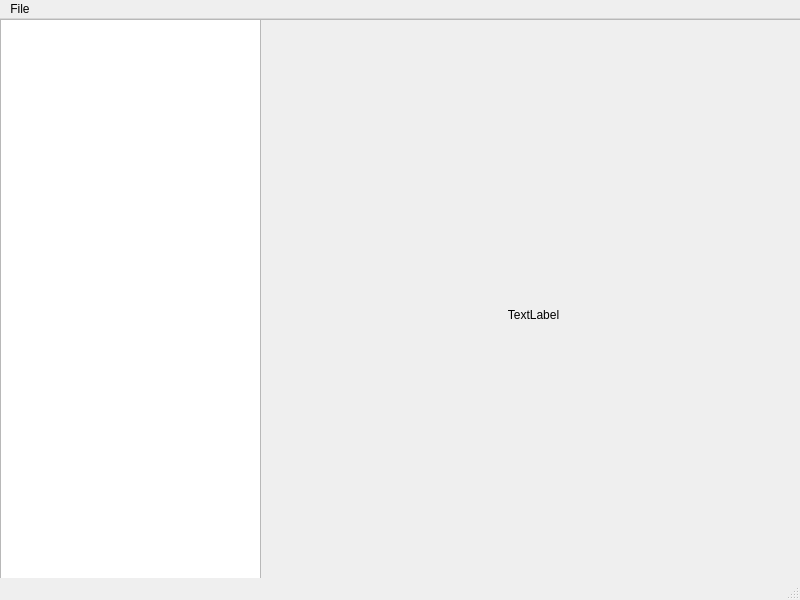
Before: the Qt Designer form src/windows/mainwindow.ui in fast-food-finder-associates/FastFoodFinder, drawn with Qt 5.
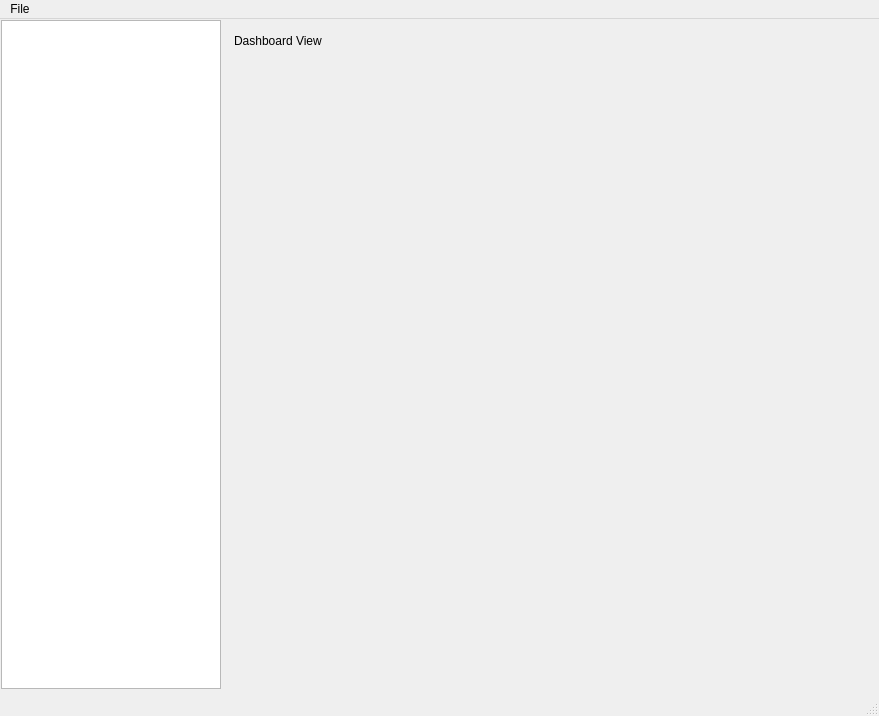
After: the same form once the commit is applied. Icons and pictures are not drawn.

Commit message: Made a NavBar with a custom NavItem class used within the QListWidgetItems, added signal for clicked and made it resize

Diff of the .ui file:
```diff
--- a/src/windows/mainwindow.ui
+++ b/src/windows/mainwindow.ui
@@ -6,10 +6,16 @@
    <rect>
     <x>0</x>
     <y>0</y>
-    <width>800</width>
-    <height>600</height>
+    <width>879</width>
+    <height>716</height>
    </rect>
   </property>
+  <property name="sizePolicy">
+   <sizepolicy hsizetype="Expanding" vsizetype="Expanding">
+    <horstretch>0</horstretch>
+    <verstretch>0</verstretch>
+   </sizepolicy>
+  </property>
   <property name="windowTitle">
    <string>MainWindow</string>
   </property>
@@ -17,57 +23,233 @@
    <iconset resource="../../res.qrc">
     <normaloff>:/res/missing.png</normaloff>:/res/missing.png</iconset>
   </property>
+  <property name="styleSheet">
+   <string notr="true"/>
+  </property>
   <widget class="QWidget" name="centralwidget">
-   <widget class="QListWidget" name="listWidget">
+   <property name="sizePolicy">
+    <sizepolicy hsizetype="Expanding" vsizetype="Expanding">
+     <horstretch>0</horstretch>
+     <verstretch>0</verstretch>
+    </sizepolicy>
+   </property>
+   <property name="styleSheet">
+    <string notr="true">.QListWidgetItem{
+background-color:green;
+}</string>
+   </property>
+   <widget class="QStackedWidget" name="mainViews">
     <property name="geometry">
      <rect>
-      <x>0</x>
-      <y>0</y>
-      <width>261</width>
-      <height>561</height>
+      <x>221</x>
+      <y>1</y>
+      <width>659</width>
+      <height>669</height>
      </rect>
     </property>
-    <property name="styleSheet">
-     <string notr="true">background: &quot;#000000&quot;</string>
+    <property name="sizePolicy">
+     <sizepolicy hsizetype="Preferred" vsizetype="Preferred">
+      <horstretch>0</horstretch>
+      <verstretch>0</verstretch>
+     </sizepolicy>
     </property>
+    <property name="currentIndex">
+     <number>0</number>
+    </property>
+    <widget class="QWidget" name="dashboardView">
+     <widget class="QLabel" name="label_3">
+      <property name="geometry">
+       <rect>
+        <x>13</x>
+        <y>13</y>
+        <width>100</width>
+        <height>16</height>
+       </rect>
+      </property>
+      <property name="sizePolicy">
+       <sizepolicy hsizetype="Expanding" vsizetype="Expanding">
+        <horstretch>0</horstretch>
+        <verstretch>0</verstretch>
+       </sizepolicy>
+      </property>
+      <property name="text">
+       <string>Dashboard View</string>
+      </property>
+     </widget>
+    </widget>
+    <widget class="QWidget" name="planTripView">
+     <widget class="QLabel" name="label">
+      <property name="geometry">
+       <rect>
+        <x>0</x>
+        <y>0</y>
+        <width>87</width>
+        <height>16</height>
+       </rect>
+      </property>
+      <property name="text">
+       <string>Plan Trip View</string>
+      </property>
+      <property name="scaledContents">
+       <bool>false</bool>
+      </property>
+     </widget>
+    </widget>
+    <widget class="QWidget" name="viewRestaurantView">
+     <widget class="QLabel" name="label_2">
+      <property name="geometry">
+       <rect>
+        <x>0</x>
+        <y>0</y>
+        <width>110</width>
+        <height>16</height>
+       </rect>
+      </property>
+      <property name="text">
+       <string>Restarant Listings</string>
+      </property>
+     </widget>
+    </widget>
+    <widget class="QWidget" name="inventoryManageView">
+     <widget class="QLabel" name="label_4">
+      <property name="geometry">
+       <rect>
+        <x>1</x>
+        <y>1</y>
+        <width>174</width>
+        <height>16</height>
+       </rect>
+      </property>
+      <property name="text">
+       <string>Inventory Management View</string>
+      </property>
+     </widget>
+    </widget>
    </widget>
-   <widget class="QFrame" name="frame">
+   <widget class="QListWidget" name="navigationButtonList">
+    <property name="enabled">
+     <bool>true</bool>
+    </property>
     <property name="geometry">
      <rect>
-      <x>260</x>
-      <y>0</y>
-      <width>551</width>
-      <height>561</height>
+      <x>1</x>
+      <y>1</y>
+      <width>220</width>
+      <height>669</height>
      </rect>
     </property>
-    <property name="styleSheet">
-     <string notr="true">background: &quot;#ffffff&quot;</string>
+    <property name="sizePolicy">
+     <sizepolicy hsizetype="Fixed" vsizetype="Expanding">
+      <horstretch>0</horstretch>
+      <verstretch>0</verstretch>
+     </sizepolicy>
     </property>
-    <property name="frameShape">
-     <enum>QFrame::StyledPanel</enum>
+    <property name="maximumSize">
+     <size>
+      <width>220</width>
+      <height>16777215</height>
+     </size>
     </property>
-    <property name="frameShadow">
-     <enum>QFrame::Raised</enum>
+    <property name="palette">
+     <palette>
+      <active>
+       <colorrole role="Highlight">
+        <brush brushstyle="SolidPattern">
+         <color alpha="0">
+          <red>181</red>
+          <green>173</green>
+          <blue>234</blue>
+         </color>
+        </brush>
+       </colorrole>
+       <colorrole role="HighlightedText">
+        <brush brushstyle="SolidPattern">
+         <color alpha="0">
+          <red>49</red>
+          <green>47</green>
+          <blue>64</blue>
+         </color>
+        </brush>
+       </colorrole>
+       <colorrole role="Link">
+        <brush brushstyle="SolidPattern">
+         <color alpha="255">
+          <red>238</red>
+          <green>255</green>
+          <blue>10</blue>
+         </color>
+        </brush>
+       </colorrole>
+      </active>
+      <inactive>
+       <colorrole role="Highlight">
+        <brush brushstyle="SolidPattern">
+         <color alpha="0">
+          <red>181</red>
+          <green>173</green>
+          <blue>234</blue>
+         </color>
+        </brush>
+       </colorrole>
+       <colorrole role="HighlightedText">
+        <brush brushstyle="SolidPattern">
+         <color alpha="0">
+          <red>49</red>
+          <green>47</green>
+          <blue>64</blue>
+         </color>
+        </brush>
+       </colorrole>
+       <colorrole role="Link">
+        <brush brushstyle="SolidPattern">
+         <color alpha="255">
+          <red>238</red>
+          <green>255</green>
+          <blue>10</blue>
+         </color>
+        </brush>
+       </colorrole>
+      </inactive>
+      <disabled>
+       <colorrole role="Highlight">
+        <brush brushstyle="SolidPattern">
+         <color alpha="255">
+          <red>220</red>
+          <green>220</green>
+          <blue>220</blue>
+         </color>
+        </brush>
+       </colorrole>
+       <colorrole role="HighlightedText">
+        <brush brushstyle="SolidPattern">
+         <color alpha="0">
+          <red>49</red>
+          <green>47</green>
+          <blue>64</blue>
+         </color>
+        </brush>
+       </colorrole>
+       <colorrole role="Link">
+        <brush brushstyle="SolidPattern">
+         <color alpha="255">
+          <red>238</red>
+          <green>255</green>
+          <blue>10</blue>
+         </color>
+        </brush>
+       </colorrole>
+      </disabled>
+     </palette>
     </property>
-    <widget class="QLabel" name="restaurantMenuLabel">
-     <property name="geometry">
-      <rect>
-       <x>8</x>
-       <y>210</y>
-       <width>531</width>
-       <height>171</height>
-      </rect>
-     </property>
-     <property name="styleSheet">
-      <string notr="true">color:&quot;#000000&quot;</string>
-     </property>
-     <property name="text">
-      <string>TextLabel</string>
-     </property>
-     <property name="alignment">
-      <set>Qt::AlignCenter</set>
-     </property>
-    </widget>
+    <property name="cursor" stdset="0">
+     <cursorShape>PointingHandCursor</cursorShape>
+    </property>
+    <property name="mouseTracking">
+     <bool>true</bool>
+    </property>
+    <property name="currentRow">
+     <number>-1</number>
+    </property>
    </widget>
   </widget>
   <widget class="QMenuBar" name="menubar">
@@ -75,7 +257,7 @@
     <rect>
      <x>0</x>
      <y>0</y>
-     <width>800</width>
+     <width>879</width>
      <height>22</height>
     </rect>
    </property>
```
Left out of the diff: 22 changed lines with no effect on the pictures. The commit also changes 10 other files.
